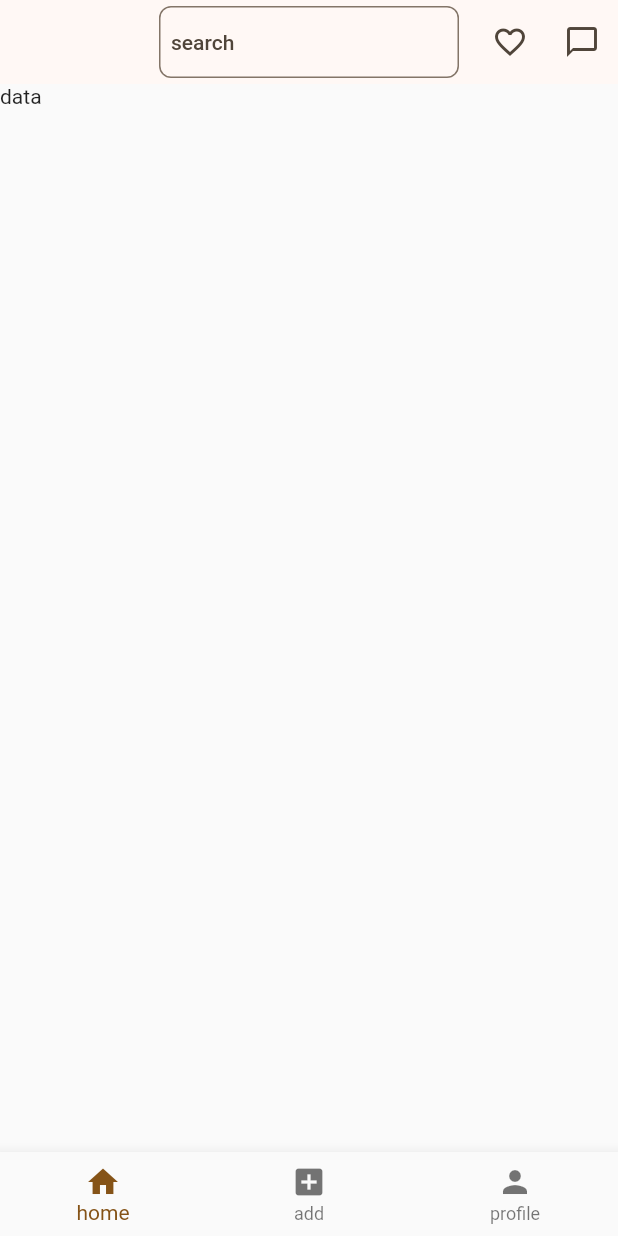
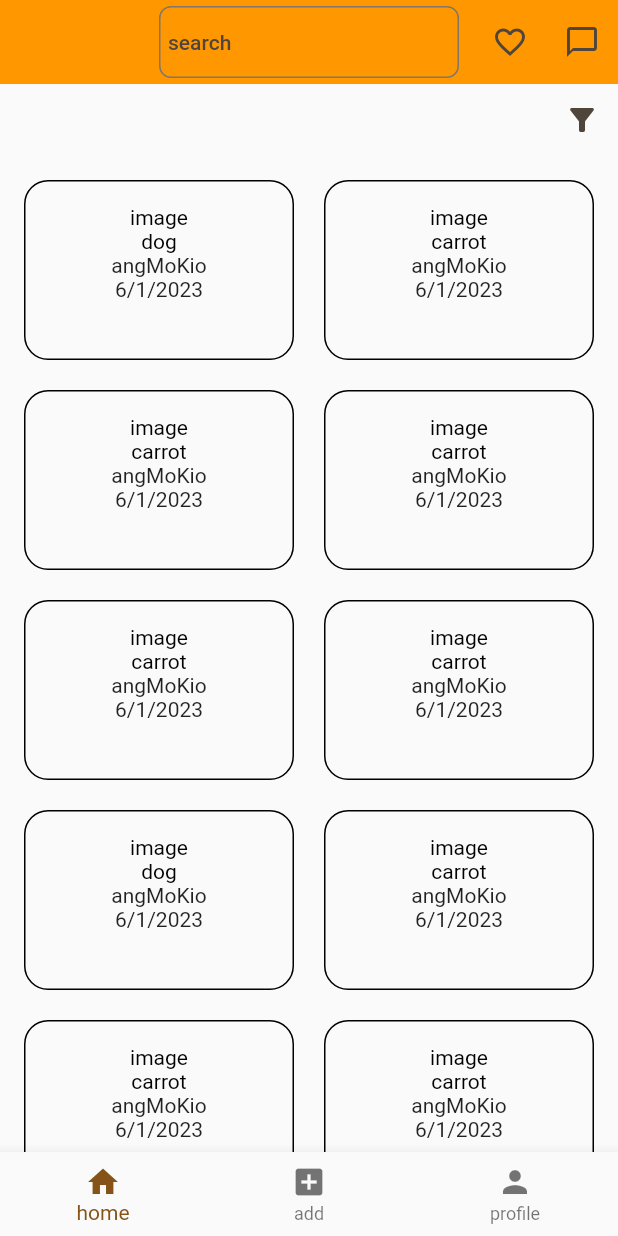
Before and after one commit to Daviancold/FoodBridge, a Flutter app: the screen it shows once a user with an empty profile is signed in, on a phone screen of 412 x 824 dp. Run offline on Flutter 3.47's test engine with Material 2 defaults, Android fonts, the phone set to English and light mode, and no system bars; our stand-ins replace email_validator, firebase_auth, firebase_core; accounts and stored records are empty.

Commit message:
edited layout

```diff
--- /dev/null
+++ b/lib/data/dummy_data.dart
@@ -0,0 +1,202 @@
+import 'package:foodbridge_project/models/listing.dart';
+
+var availableListings = [
+  Listing(
+      id: '1',
+      itemName: 'dog',
+      imageUrl: 'image',
+      mainCategory: MainCategory.babyFood,
+      subCategory: SubCategory.babyFood,
+      dietaryNeeds: DietaryNeeds.halal,
+      additionalNotes: 'additionalNotes',
+      expiryDate: DateTime.now(),
+      region: Region.central,
+      location: Location.angMoKio),
+  Listing(
+      id: '1',
+      itemName: 'carrot',
+      imageUrl: 'image',
+      mainCategory: MainCategory.babyFood,
+      subCategory: SubCategory.babyFood,
+      dietaryNeeds: DietaryNeeds.halal,
+      additionalNotes: 'additionalNotes',
+      expiryDate: DateTime.now(),
+      region: Region.central,
+      location: Location.angMoKio),
+  Listing(
+      id: '1',
+      itemName: 'carrot',
+      imageUrl: 'image',
+      mainCategory: MainCategory.babyFood,
+      subCategory: SubCategory.babyFood,
+      dietaryNeeds: DietaryNeeds.halal,
+      additionalNotes: 'additionalNotes',
+      expiryDate: DateTime.now(),
+      region: Region.central,
+      location: Location.angMoKio),
+  Listing(
+      id: '1',
+      itemName: 'carrot',
+      imageUrl: 'image',
+      mainCategory: MainCategory.babyFood,
+      subCategory: SubCategory.babyFood,
+      dietaryNeeds: DietaryNeeds.halal,
+      additionalNotes: 'additionalNotes',
+      expiryDate: DateTime.now(),
+      region: Region.central,
+      location: Location.angMoKio),
+  Listing(
+      id: '1',
+      itemName: 'carrot',
+      imageUrl: 'image',
+      mainCategory: MainCategory.babyFood,
+      subCategory: SubCategory.babyFood,
+      dietaryNeeds: DietaryNeeds.halal,
+      additionalNotes: 'additionalNotes',
+      expiryDate: DateTime.now(),
+      region: Region.central,
+      location: Location.angMoKio),
+  Listing(
+      id: '1',
+      itemName: 'carrot',
+      imageUrl: 'image',
+      mainCategory: MainCategory.babyFood,
+      subCategory: SubCategory.babyFood,
+      dietaryNeeds: DietaryNeeds.halal,
+      additionalNotes: 'additionalNotes',
+      expiryDate: DateTime.now(),
+      region: Region.central,
+      location: Location.angMoKio),
+  Listing(
+      id: '1',
+      itemName: 'dog',
+      imageUrl: 'image',
+      mainCategory: MainCategory.babyFood,
+      subCategory: SubCategory.babyFood,
+      dietaryNeeds: DietaryNeeds.halal,
+      additionalNotes: 'additionalNotes',
+      expiryDate: DateTime.now(),
+      region: Region.central,
+      location: Location.angMoKio),
+  Listing(
+      id: '1',
+      itemName: 'carrot',
+      imageUrl: 'image',
+      mainCategory: MainCategory.babyFood,
+      subCategory: SubCategory.babyFood,
+      dietaryNeeds: DietaryNeeds.halal,
+      additionalNotes: 'additionalNotes',
+      expiryDate: DateTime.now(),
+      region: Region.central,
+      location: Location.angMoKio),
+  Listing(
+      id: '1',
+      itemName: 'carrot',
+      imageUrl: 'image',
+      mainCategory: MainCategory.babyFood,
+      subCategory: SubCategory.babyFood,
+      dietaryNeeds: DietaryNeeds.halal,
+      additionalNotes: 'additionalNotes',
+      expiryDate: DateTime.now(),
+      region: Region.central,
+      location: Location.angMoKio),
+  Listing(
+      id: '1',
+      itemName: 'carrot',
+      imageUrl: 'image',
+      mainCategory: MainCategory.babyFood,
+      subCategory: SubCategory.babyFood,
+      dietaryNeeds: DietaryNeeds.halal,
+      additionalNotes: 'additionalNotes',
+      expiryDate: DateTime.now(),
+      region: Region.central,
+      location: Location.angMoKio),
+  Listing(
+      id: '1',
+      itemName: 'carrot',
+      imageUrl: 'image',
+      mainCategory: MainCategory.babyFood,
+      subCategory: SubCategory.babyFood,
+      dietaryNeeds: DietaryNeeds.halal,
+      additionalNotes: 'additionalNotes',
+      expiryDate: DateTime.now(),
+      region: Region.central,
+      location: Location.angMoKio),
+  Listing(
+      id: '1',
+      itemName: 'carrot',
+      imageUrl: 'image',
+      mainCategory: MainCategory.babyFood,
+      subCategory: SubCategory.babyFood,
+      dietaryNeeds: DietaryNeeds.halal,
+      additionalNotes: 'additionalNotes',
+      expiryDate: DateTime.now(),
+      region: Region.central,
+      location: Location.angMoKio),
+  Listing(
+      id: '1',
+      itemName: 'dog',
+      imageUrl: 'image',
+      mainCategory: MainCategory.babyFood,
+      subCategory: SubCategory.babyFood,
+      dietaryNeeds: DietaryNeeds.halal,
+      additionalNotes: 'additionalNotes',
+      expiryDate: DateTime.now(),
+      region: Region.central,
+      location: Location.angMoKio),
+  Listing(
+      id: '1',
+      itemName: 'carrot',
+      imageUrl: 'image',
+      mainCategory: MainCategory.babyFood,
+      subCategory: SubCategory.babyFood,
+      dietaryNeeds: DietaryNeeds.halal,
+      additionalNotes: 'additionalNotes',
+      expiryDate: DateTime.now(),
+      region: Region.central,
+      location: Location.angMoKio),
+  Listing(
+      id: '1',
+      itemName: 'carrot',
+      imageUrl: 'image',
+      mainCategory: MainCategory.babyFood,
+      subCategory: SubCategory.babyFood,
+      dietaryNeeds: DietaryNeeds.halal,
+      additionalNotes: 'additionalNotes',
+      expiryDate: DateTime.now(),
+      region: Region.central,
+      location: Location.angMoKio),
+  Listing(
+      id: '1',
+      itemName: 'carrot',
+      imageUrl: 'image',
+      mainCategory: MainCategory.babyFood,
+      subCategory: SubCategory.babyFood,
+      dietaryNeeds: DietaryNeeds.halal,
+      additionalNotes: 'additionalNotes',
+      expiryDate: DateTime.now(),
+      region: Region.central,
+      location: Location.angMoKio),
+  Listing(
+      id: '1',
+      itemName: 'carrot',
+      imageUrl: 'image',
+      mainCategory: MainCategory.babyFood,
+      subCategory: SubCategory.babyFood,
+      dietaryNeeds: DietaryNeeds.halal,
+      additionalNotes: 'additionalNotes',
+      expiryDate: DateTime.now(),
+      region: Region.central,
+      location: Location.angMoKio),
+  Listing(
+      id: '1',
+      itemName: 'carrot',
+      imageUrl: 'image',
+      mainCategory: MainCategory.babyFood,
+      subCategory: SubCategory.babyFood,
+      dietaryNeeds: DietaryNeeds.halal,
+      additionalNotes: 'additionalNotes',
+      expiryDate: DateTime.now(),
+      region: Region.central,
+      location: Location.angMoKio),
+];
--- /dev/null
+++ b/lib/models/listing.dart
@@ -0,0 +1,171 @@
+enum MainCategory {
+  babyFood,
+  bakedGoods,
+  dairyChilledAndEggs,
+  beverages,
+  pantryEssentials,
+  frozen,
+  fruitsAndVegetables,
+  meatAndSeafood,
+  others,
+}
+
+enum SubCategory {
+  // Baby Food
+  babyFood,
+
+  // Baked Goods
+  bakedGoods,
+
+  // Dairy, Chilled and Eggs
+  eggs,
+  milk,
+  cheese,
+  butterMargarineAndSpreads,
+  cream,
+  yogurt,
+
+  // Beverages
+  coffee,
+  tea,
+  juices,
+  softDrinks,
+
+  // Pantry Essentials
+  canned,
+  rice,
+  pasta,
+  noodles,
+  cereal,
+  condiments,
+  bakingNeeds,
+  oil,
+
+  // Frozen
+  desserts,
+  meat,
+  seafood,
+
+  // Fruits and Vegetables
+  fruits,
+  vegetables,
+
+  // Meat and Seafood
+  chicken,
+  pork,
+  beef,
+  lamb,
+  seafoods,
+
+  // Others
+  others,
+}
+
+enum DietaryNeeds {
+  halal,
+  kosher,
+  lactoseFree,
+  nutFree,
+  shellfishFree,
+  soyFree,
+  others,
+}
+
+enum Region {
+  central,
+  north,
+  northEast,
+  east,
+  west,
+}
+
+enum Location {
+  //Central
+  bishan,
+  bukitMerah,
+  bukitTimah,
+  downtownCore,
+  geylang,
+  kallang,
+  marinaEast,
+  marinaSouth,
+  marinaParade,
+  museum,
+  newton,
+  novena,
+  orchard,
+  outram,
+  queenstown,
+  riverValley,
+  rochor,
+  singaporeRiver,
+  southernIslands,
+  straitsView,
+  tanglin,
+  toaPayoh,
+
+  // north
+  centralWaterCatchment,
+  limChuKang,
+  mandai,
+  sembawang,
+  simpang,
+  sungeiKadut,
+  woodlands,
+  yishun,
+
+  //north east
+  angMoKio,
+  hougang,
+  northenEastenIslands,
+  punggol,
+  seletar,
+  sengkang,
+  serangoon,
+
+  //east
+  bedok,
+  changi,
+  changibay,
+  pasirRis,
+  payaLebar,
+  tampines,
+  boonLay,
+  bukitBatok,
+  bukitPanjang,
+  choaChukang,
+  clementi,
+  jurongEast,
+  jurongWest,
+  pioneer,
+  tengah,
+  tuas,
+  westernIslands,
+  westernWaterCatchment,
+}
+
+class Listing {
+  const Listing({
+    required this.id,
+    required this.itemName,
+    required this.imageUrl,
+    required this.mainCategory,
+    required this.subCategory,
+    required this.dietaryNeeds,
+    required this.additionalNotes,
+    required this.expiryDate,
+    required this.region,
+    required this.location,
+  });
+
+  final String id;
+  final String itemName;
+  final String imageUrl;
+  final MainCategory mainCategory;
+  final SubCategory subCategory;
+  final DietaryNeeds dietaryNeeds;
+  final String additionalNotes;
+  final DateTime expiryDate;
+  final Region region;
+  final Location location;
+}
--- /dev/null
+++ b/lib/screens/listings_screen.dart
@@ -0,0 +1,50 @@
+import 'package:flutter/material.dart';
+import 'package:foodbridge_project/data/dummy_data.dart';
+
+import '../widgets/listing_grid_item.dart';
+
+class ListingsScreen extends StatefulWidget {
+  const ListingsScreen({super.key});
+
+  @override
+  State<ListingsScreen> createState() => _ListingsScreenState();
+}
+
+class _ListingsScreenState extends State<ListingsScreen> {
+  @override
+  Widget build(BuildContext context) {
+    return Column(
+      children: [
+        Row(
+          mainAxisAlignment: MainAxisAlignment.end,
+          children: [
+            IconButton(
+              alignment: Alignment.centerRight,
+              onPressed: () {
+                // Filter icon button onPressed action
+              },
+              icon: Icon(Icons.filter_alt),
+            ),
+          ],
+        ),
+        Expanded(
+          child: GridView(
+            padding: const EdgeInsets.all(16),
+            gridDelegate: const SliverGridDelegateWithFixedCrossAxisCount(
+              crossAxisCount: 2,
+              childAspectRatio: 3 / 2,
+              crossAxisSpacing: 20,
+              mainAxisSpacing: 20,
+            ),
+            children: [
+              for (final listing in availableListings)
+                ListingGridItem(
+                  listing: listing,
+                )
+            ],
+          ),
+        ),
+      ],
+    );
+  }
+}
--- a/lib/screens/tabs_screen.dart
+++ b/lib/screens/tabs_screen.dart
@@ -1,5 +1,6 @@
 //import 'package:firebase_auth/firebase_auth.dart';
 import 'package:flutter/material.dart';
+import 'package:foodbridge_project/screens/listings_screen.dart';
 import 'package:foodbridge_project/screens/new_listing_screen.dart';
 import 'package:foodbridge_project/screens/profile_screen.dart';
 
@@ -21,14 +22,15 @@ class _TabsScreenState extends State<TabsScreen> {
 
   @override
   Widget build(BuildContext context) {
-    Widget activeScreen = Text('data');
+    Widget activeScreen = ListingsScreen();
     AppBar activeAppBar = AppBar(
+      backgroundColor: Colors.orange,
       title: Container(
         width: 200,
         child: TextField(
           decoration: InputDecoration(
             contentPadding:
-                EdgeInsets.symmetric(vertical: 4.0, horizontal: 4.0),
+                EdgeInsets.symmetric(vertical: 2.0, horizontal: 2.0),
             hintText: 'search',
             alignLabelWithHint: true,
             border: OutlineInputBorder(
@@ -39,14 +41,23 @@ class _TabsScreenState extends State<TabsScreen> {
       ),
       centerTitle: true,
       actions: [
-        IconButton(onPressed: () {}, icon: Icon(Icons.favorite_border)),
-        IconButton(onPressed: () {}, icon: Icon(Icons.chat_bubble_outline)),
+        IconButton(
+          onPressed: () {},
+          icon: Icon(Icons.favorite_border),
+        ),
+        IconButton(
+          onPressed: () {},
+          icon: Icon(
+            Icons.chat_bubble_outline,
+          ),
+        ),
       ],
     );
 
     if (_selectedPageIndex == 1) {
       activeScreen = NewListingScreen();
       activeAppBar = AppBar(
+        backgroundColor: Colors.orange,
         title: Text('Add new listing'),
       );
     }
@@ -54,6 +65,7 @@ class _TabsScreenState extends State<TabsScreen> {
     if (_selectedPageIndex == 2) {
       activeScreen = ProfileScreen();
       activeAppBar = AppBar(
+        backgroundColor: Colors.orange,
         title: Text('Your profile'),
       );
     }
--- /dev/null
+++ b/lib/widgets/listing_grid_item.dart
@@ -0,0 +1,54 @@
+import 'package:flutter/material.dart';
+
+import '../models/listing.dart';
+import 'package:intl/intl.dart';
+
+final formatter = DateFormat.yMd();
+
+class ListingGridItem extends StatelessWidget {
+  const ListingGridItem({super.key, required this.listing});
+
+  final Listing listing;
+
+  String get formattedDate {
+    return formatter.format(listing.expiryDate);
+  }
+
+  @override
+  Widget build(BuildContext context) {
+    return InkWell(
+      onTap: () {},
+      splashColor: Theme.of(context).primaryColor,
+      borderRadius: BorderRadius.circular(16),
+      child: Container(
+        padding: const EdgeInsets.all(16),
+        decoration: BoxDecoration(
+          border: Border.all(color: Colors.black),
+          borderRadius: BorderRadius.circular(16),
+          // gradient:  const LinearGradient(
+          //   colors: [
+          //     Colors.black,
+          //     Colors.grey,
+          //   ],
+          //   begin: Alignment.topLeft,
+          //   end: Alignment.bottomRight,
+          // ),
+        ),
+        child: Column(
+          children: [
+            Text(
+              listing.imageUrl,
+              style: TextStyle(color: Colors.black),
+            ),
+            Text(
+              listing.itemName,
+              style: TextStyle(color: Colors.black),
+            ),
+            Text(listing.location.name),
+            Text(formattedDate),
+          ],
+        ),
+      ),
+    );
+  }
+}
--- a/pubspec.yaml
+++ b/pubspec.yaml
@@ -41,6 +41,7 @@ dependencies:
   firebase_auth: ^4.5.0
   cloud_firestore: ^4.6.0
   email_validator: ^2.1.17
+  intl: ^0.18.1
 
 
 dev_dependencies:
```
Also changed, not shown: pubspec.lock.
